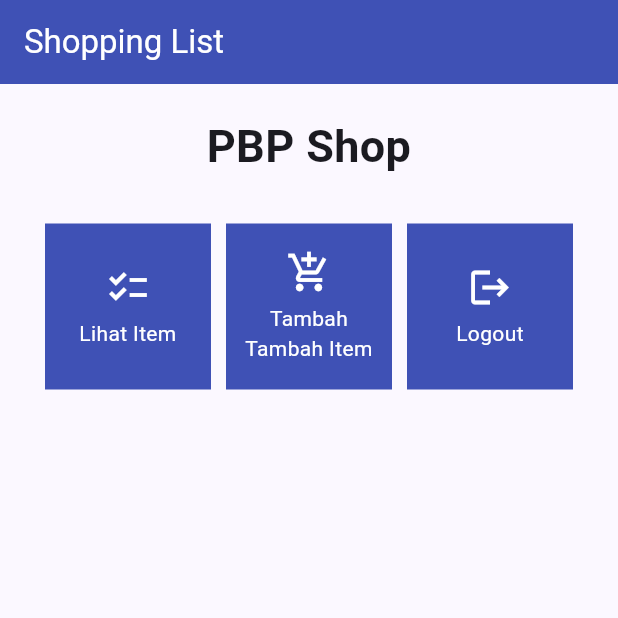
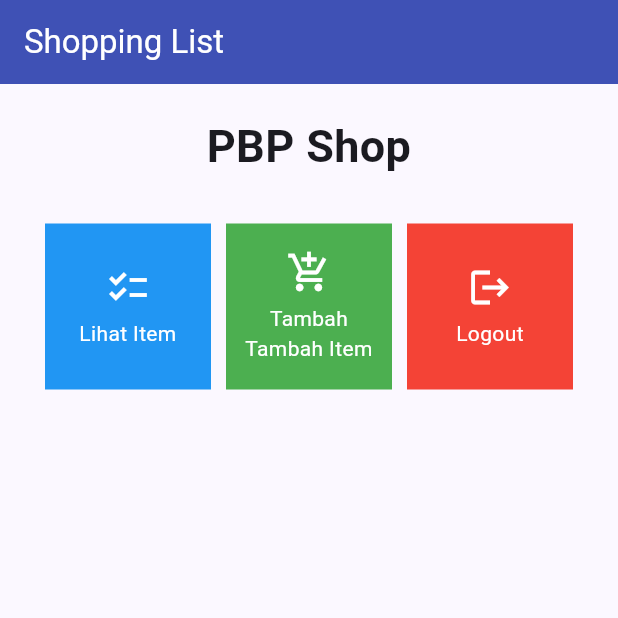
Before and after one commit to rizkimaulana23/rizmau-shop, a Flutter app: the screen it shows after launch, on a phone screen of 412 x 824 dp, the top half of it. Run offline on Flutter 3.47's test engine with Material 2 defaults, Android fonts, the light colour scheme and no system bars.

Commit message:
Tugas 7 README Done

```diff
--- a/lib/menu.dart
+++ b/lib/menu.dart
@@ -4,9 +4,9 @@ class MyHomePage extends StatelessWidget {
   MyHomePage({Key? key}) : super(key: key);
 
   final List<ShopItem> items = [
-    ShopItem("Lihat Item", Icons.checklist),
-    ShopItem("Tambah Tambah Item", Icons.add_shopping_cart),
-    ShopItem("Logout", Icons.logout),
+    ShopItem("Lihat Item", Icons.checklist, Colors.blue),
+    ShopItem("Tambah Tambah Item", Icons.add_shopping_cart, Colors.green),
+    ShopItem("Logout", Icons.logout, Colors.red),
   ];
 
   @override
@@ -63,8 +63,9 @@ class MyHomePage extends StatelessWidget {
 class ShopItem {
   final String name;
   final IconData icon;
+  final Color color;
 
-  ShopItem(this.name, this.icon);
+  ShopItem(this.name, this.icon, this.color);
 }
 
 class ShopCard extends StatelessWidget {
@@ -75,7 +76,7 @@ class ShopCard extends StatelessWidget {
   @override
   Widget build(BuildContext context) {
     return Material(
-      color: Colors.indigo,
+      color: item.color,
       child: InkWell(
         // Area responsive terhadap sentuhan
         onTap: () {
```
Also changed, not shown: 1 other file.
